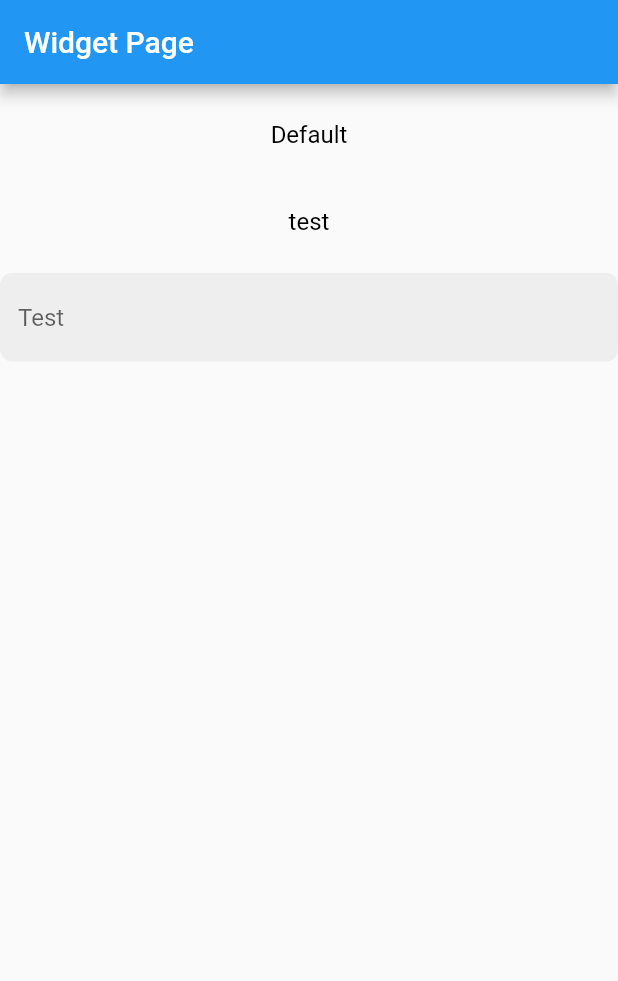
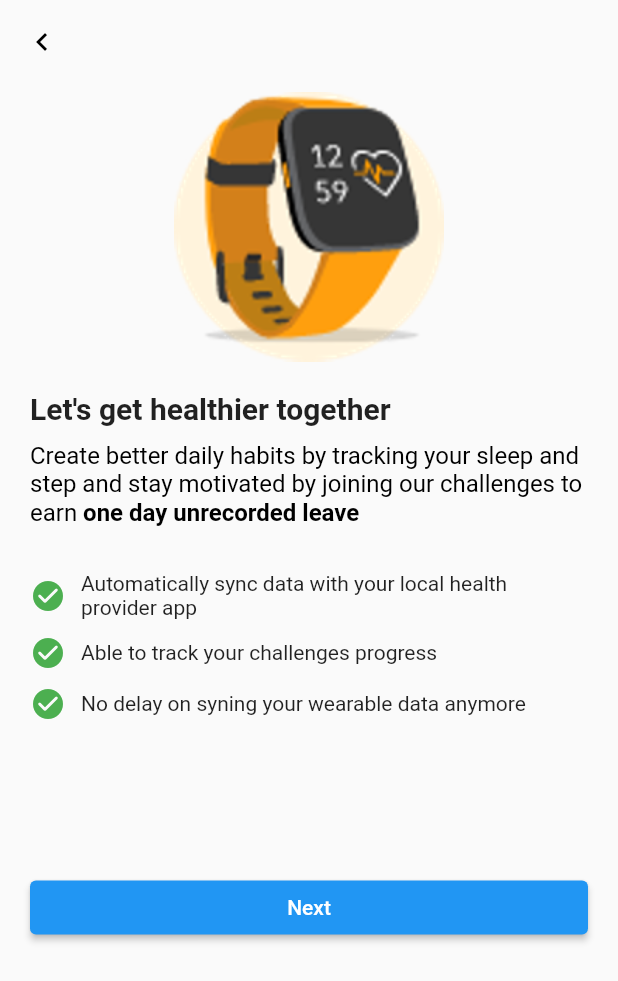
Before and after one commit to cmtan-2000/wmsm_component, a Flutter app: the screen it shows after launch, on a phone screen of 412 x 824 dp. Shown: the top 981 px of the screen. Run offline on Flutter 3.47's test engine with Material 2 defaults, Android fonts, the phone set to English and light mode, and no system bars; our stand-ins replace pin_code_fields, styled_widget; accounts and stored records are empty.

Commit message:
intro donne
layout structuring

```diff
--- a/lib/main.dart
+++ b/lib/main.dart
@@ -44,13 +44,12 @@ class _MyHomePageState extends State<MyHomePage> {
   @override
   Widget build(BuildContext context) {
     return MultiProvider(
-      providers: [ChangeNotifierProvider(create: (_) => UserViewModel())],
-      child: MaterialApp(
-        title: 'My App',
-        theme: customTheme,
-        initialRoute: '/',
-        routes: routes,
-      ),
-    );
+        providers: [ChangeNotifierProvider(create: (_) => UserViewModel())],
+        child: MaterialApp(
+          title: 'Wellness',
+          theme: customTheme,
+          initialRoute: '/',
+          routes: routes,
+        ));
   }
 }
--- a/lib/routes.dart
+++ b/lib/routes.dart
@@ -1,7 +1,10 @@
 import 'package:flutter/cupertino.dart';
+import 'package:wmsm_component/view/intro/introduction.dart';
+import 'package:wmsm_component/view/scenario_1/page_1.dart';
 import 'package:wmsm_component/view/widgetPage.dart';
 
 Map<String, WidgetBuilder> routes = {
-  '/': (context) => WidgetPage(),
+  '/': (context) => const Intro(),
   // '/profile': (context) => ProfileScreen(),
+  'scenario_1/page_1': (context) => const page_1(),
 };
--- /dev/null
+++ b/lib/view/intro/introduction.dart
@@ -0,0 +1,93 @@
+import 'package:flutter/material.dart';
+import 'package:styled_widget/styled_widget.dart';
+import 'package:wmsm_component/view/custom/widgets/custom_elevatedbutton.dart';
+
+class Intro extends StatelessWidget {
+  const Intro({super.key});
+
+  @override
+  Widget build(BuildContext context) {
+    return Scaffold(
+      resizeToAvoidBottomInset: false,
+      appBar: AppBar(
+          foregroundColor: Colors.black,
+          backgroundColor: Colors.transparent,
+          elevation: 0,
+          leading: IconButton(
+            icon: const Icon(Icons.chevron_left),
+            onPressed: () => Navigator.pop(context),
+          )),
+      body: SingleChildScrollView(
+        physics: const BouncingScrollPhysics(),
+        child: SafeArea(
+          child: <Widget>[
+            Center(
+              child: Image.asset(
+                fit: BoxFit.cover,
+                'assets/images/wearable_enlarge.png',
+              ),
+            ).padding(bottom: 20).height(200),
+            const Text("Let's get healthier together")
+                .fontSize(20)
+                .fontWeight(FontWeight.bold)
+                .padding(bottom: 10),
+            RichText(
+              text: const TextSpan(
+                text:
+                    'Create better daily habits by tracking your sleep and step and stay motivated by joining our challenges to earn ',
+                style: TextStyle(fontSize: 16, color: Colors.black),
+                children: <TextSpan>[
+                  TextSpan(
+                    text: 'one day unrecorded leave',
+                    style: TextStyle(fontWeight: FontWeight.bold),
+                  ),
+                ],
+              ),
+            ).padding(bottom: 30),
+            <Widget>[
+              const Icon(Icons.check_circle_rounded, color: Colors.green)
+                  .padding(right: 10),
+              const Expanded(
+                child: Text(
+                    "Automatically sync data with your local health provider app"),
+              )
+            ]
+                .toRow(mainAxisAlignment: MainAxisAlignment.start)
+                .padding(bottom: 10),
+            <Widget>[
+              const Icon(Icons.check_circle_rounded, color: Colors.green)
+                  .padding(right: 10),
+              const Expanded(
+                child: Text("Able to track your challenges progress"),
+              )
+            ]
+                .toRow(mainAxisAlignment: MainAxisAlignment.start)
+                .padding(bottom: 10),
+            <Widget>[
+              const Icon(Icons.check_circle_rounded, color: Colors.green)
+                  .padding(right: 10),
+              const Expanded(
+                child: Text("No delay on syning your wearable data anymore"),
+              )
+            ]
+                .toRow(mainAxisAlignment: MainAxisAlignment.start)
+                .padding(bottom: 100),
+            <Widget>[
+              Expanded(
+                child: CustomElevatedButton(
+                    onPressed: () =>
+                        Navigator.pushNamed(context, 'scenario_1/page_1'),
+                    child: const Text("Next")),
+              )
+            ].toRow(mainAxisAlignment: MainAxisAlignment.center)
+          ]
+              .toColumn(
+                mainAxisAlignment: MainAxisAlignment.start,
+                crossAxisAlignment: CrossAxisAlignment.start,
+              )
+              .paddingDirectional(horizontal: 20, vertical: 5),
+        ),
+      ),
+    );
+  }
+}
--- /dev/null
+++ b/lib/view/shared/sleep_box.dart
@@ -0,0 +1,11 @@
+import 'package:flutter/src/widgets/framework.dart';
+import 'package:flutter/src/widgets/placeholder.dart';
+
+class sleep_box extends StatelessWidget {
+  const sleep_box({super.key});
+
+  @override
+  Widget build(BuildContext context) {
+    return const Placeholder();
+  }
+}
--- a/pubspec.yaml
+++ b/pubspec.yaml
@@ -37,6 +37,7 @@ dependencies:
   cupertino_icons: ^1.0.2
   provider: ^6.0.5
   pin_code_fields: ^7.4.0
+  styled_widget: ^0.4.1
 
 dev_dependencies:
   flutter_test:
@@ -61,9 +62,8 @@ flutter:
   uses-material-design: true
 
   # To add assets to your application, add an assets section, like this:
-  # assets:
-  #   - images/a_dot_burr.jpeg
-  #   - images/a_dot_ham.jpeg
+  assets:
+    - assets/images/
 
   # An image asset can refer to one or more resolution-specific "variants", see
   # https://flutter.dev/assets-and-images/#resolution-aware
```
Also changed, not shown: lib/view/scenario_1/page_1.dart (added, +138 -0 lines), lib/view/shared/steps_box.dart (added, +11 -0 lines), assets/images/wearable.png (added), assets/images/wearable_enlarge.png (added), pubspec.lock.
